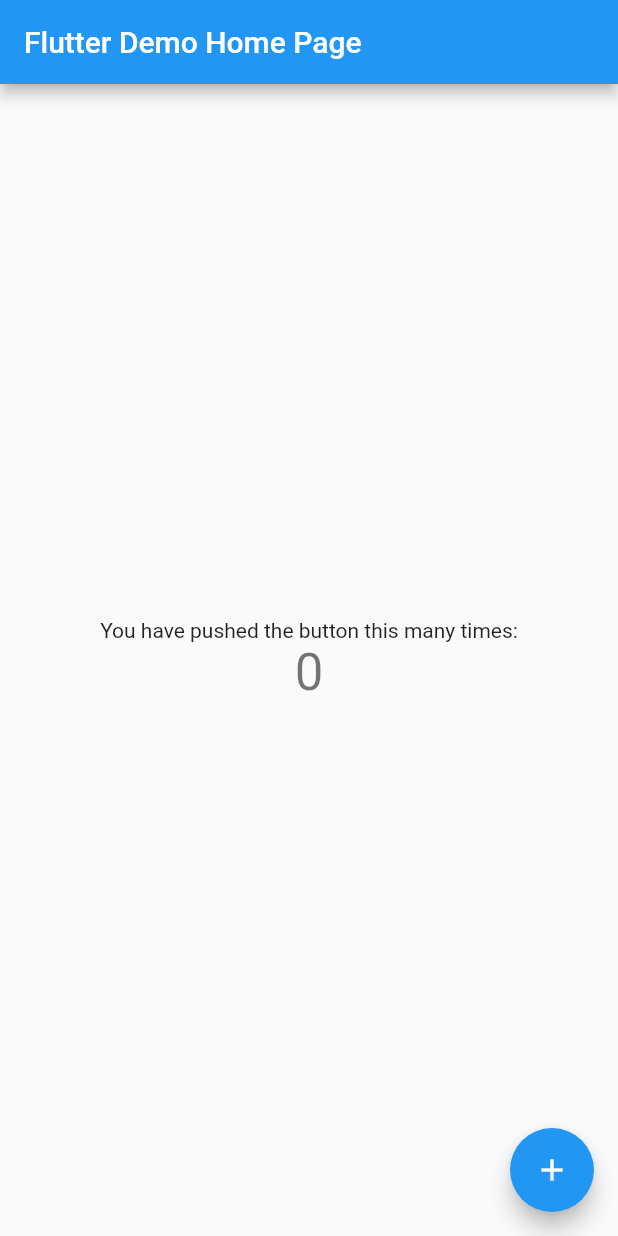
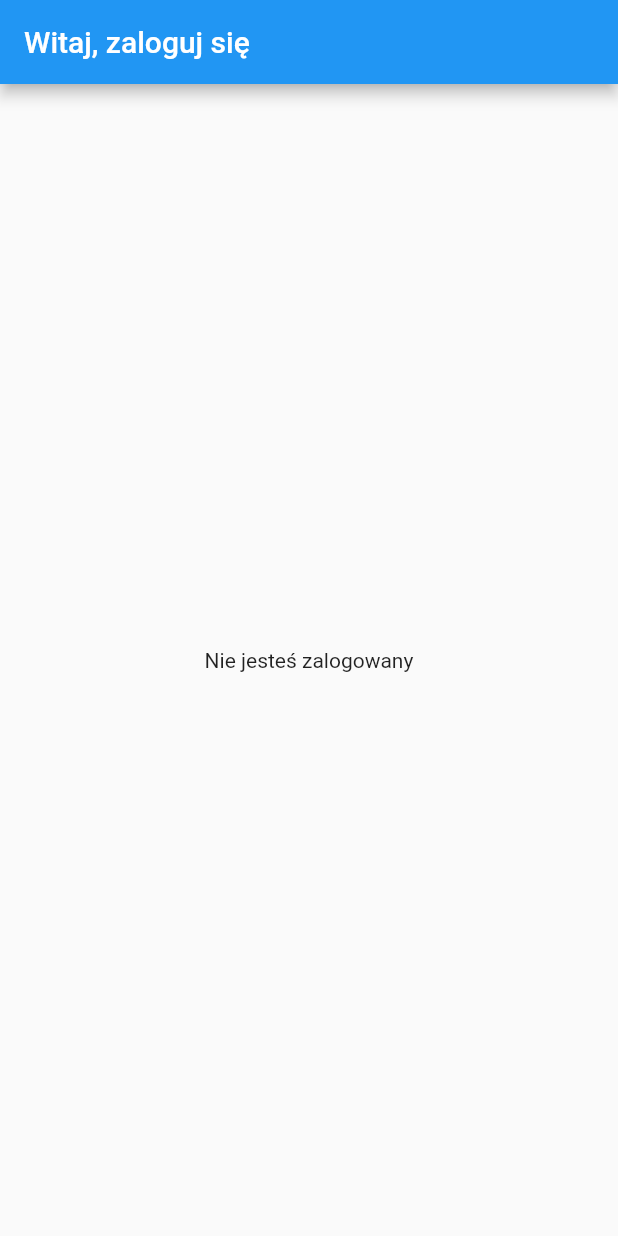
Before and after one commit to eryklorenc/go_router_example, a Flutter app: the screen it shows after launch, on a phone screen of 412 x 824 dp. Run offline on Flutter 3.47's test engine with Material 2 defaults, Android fonts, the phone set to English and light mode, and no system bars; our stand-ins replace go_router.

Commit message:
Implement simple routing

```diff
--- a/lib/main.dart
+++ b/lib/main.dart
@@ -1,4 +1,5 @@
 import 'package:flutter/material.dart';
+import 'package:go_router/go_router.dart';
 
 void main() {
   runApp(const MyApp());
@@ -8,59 +9,139 @@ class MyApp extends StatelessWidget {
   const MyApp({super.key});
   @override
   Widget build(BuildContext context) {
-    return MaterialApp(
-      title: 'Flutter Demo',
-      theme: ThemeData(
-        primarySwatch: Colors.blue,
-      ),
-      home: const MyHomePage(title: 'Flutter Demo Home Page'),
+    const userIsLoggedIn = false;
+    final router = GoRouter(
+      routes: [
+        GoRoute(
+          name: "login",
+          path: "/",
+          builder: (context, state) {
+            return const LoginScreen();
+          },
+          redirect: (context, state) {
+            if (userIsLoggedIn == false) {
+              return "/";
+            }
+            return '/home';
+          },
+        ),
+        GoRoute(
+            path: "/home",
+            name: "home",
+            builder: (context, state) => const HomePage(),
+            routes: [
+              GoRoute(
+                name: "settings",
+                path: "settings/:name",
+                builder: (context, state) {
+                  return SettingsPage(name: state.params["name"]!);
+                },
+              ),
+            ],
+            redirect: (context, state) {
+              if (userIsLoggedIn == false) {
+                return "/";
+              }
+              return null;
+            }),
+      ],
+      errorBuilder: (context, state) => const ErrorScreen(),
+    );
+
+    return MaterialApp.router(
+      routerConfig: router,
+      title: "Go router",
     );
   }
 }
 
-class MyHomePage extends StatefulWidget {
-  const MyHomePage({super.key, required this.title});
-
-  final String title;
-
-  @override
-  State<MyHomePage> createState() => _MyHomePageState();
-}
-
-class _MyHomePageState extends State<MyHomePage> {
-  int _counter = 0;
-
-  void _incrementCounter() {
-    setState(() {
-      _counter++;
-    });
-  }
+class HomePage extends StatelessWidget {
+  const HomePage({super.key});
 
   @override
   Widget build(BuildContext context) {
     return Scaffold(
       appBar: AppBar(
-        title: Text(widget.title),
+        title: const Text("Strona Główna"),
       ),
       body: Center(
-        child: Column(
-          mainAxisAlignment: MainAxisAlignment.center,
-          children: <Widget>[
-            const Text(
-              'You have pushed the button this many times:',
-            ),
-            Text(
-              '$_counter',
-              style: Theme.of(context).textTheme.headlineMedium,
-            ),
-          ],
+        child: ElevatedButton(
+          onPressed: () {
+            context.goNamed("settings", params: {
+              "name": "codemagic"
+            }, queryParams: {
+              "email": "example@gmail.com",
+              "age": "25",
+              "place": "India"
+            });
+          },
+          child: const Text('Przejdź do ustawień'),
         ),
-      ),
-      floatingActionButton: FloatingActionButton(
-        onPressed: _incrementCounter,
-        tooltip: 'Increment',
-        child: const Icon(Icons.add),
       ),
     );
   }
 }
+
+class SettingsPage extends StatelessWidget {
+  const SettingsPage({
+    super.key,
+    required this.name,
+  });
+
+  final String name;
+
+  @override
+  Widget build(BuildContext context) {
+    return Scaffold(
+      appBar: AppBar(
+        automaticallyImplyLeading: true,
+        title: Text("Ustawienia: $name"),
+      ),
+      body: Center(
+        child: ElevatedButton(
+          onPressed: () {
+            context.goNamed("home");
+          },
+          child: const Text('Wróć do strony głównej'),
+        ),
+      ),
+    );
+  }
+}
+
+class ErrorScreen extends StatelessWidget {
+  const ErrorScreen({super.key});
+
+  @override
+  Widget build(BuildContext context) {
+    return Scaffold(
+      appBar: AppBar(
+        automaticallyImplyLeading: true,
+        title: const Text("Error Screen"),
+      ),
+      body: Center(
+        child: ElevatedButton(
+          onPressed: () => context.go("/"),
+          child: const Text("Strona Główna"),
+        ),
+      ),
+    );
+  }
+}
+
+class LoginScreen extends StatelessWidget {
+  const LoginScreen({super.key});
+
+  @override
+  Widget build(BuildContext context) {
+    return Scaffold(
+      appBar: AppBar(
+        automaticallyImplyLeading: true,
+        title: const Text("Witaj, zaloguj się"),
+      ),
+      body: const Center(
+        child: Text("Nie jesteś zalogowany"),
+      ),
+    );
+  }
+}
--- a/pubspec.yaml
+++ b/pubspec.yaml
@@ -35,6 +35,7 @@ dependencies:
   # The following adds the Cupertino Icons font to your application.
   # Use with the CupertinoIcons class for iOS style icons.
   cupertino_icons: ^1.0.2
+  go_router: ^6.0.9
 
 dev_dependencies:
   flutter_test:
```
Also changed, not shown: pubspec.lock.
